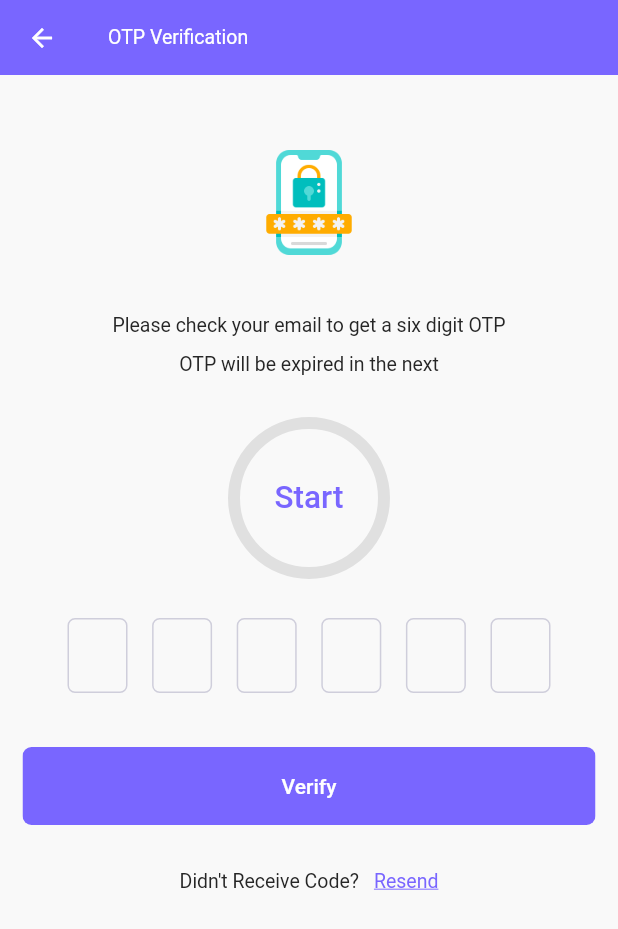
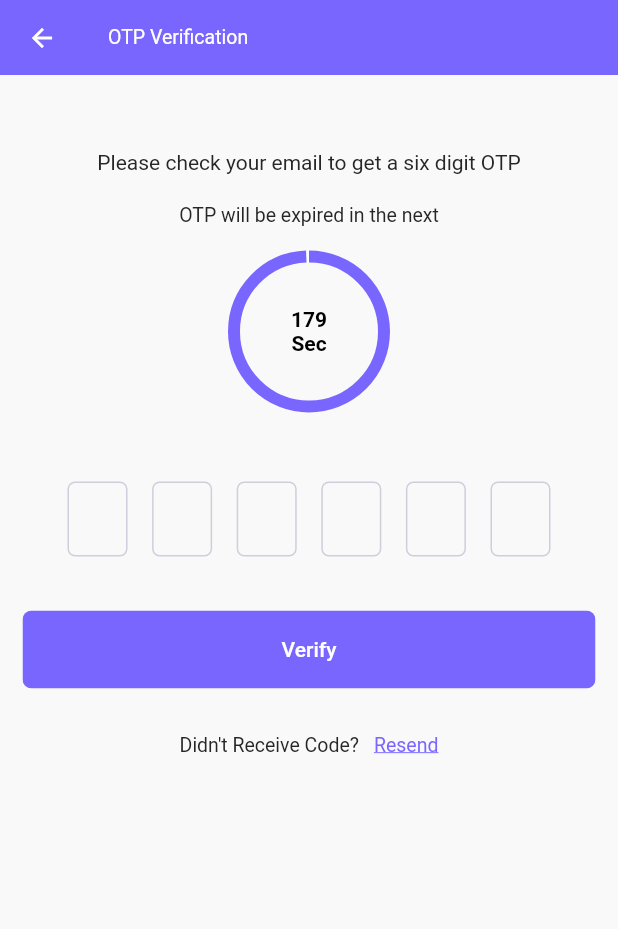
Before and after one commit to Sarthak-source/x-cash, a Flutter app: the OtpScreen screen opened directly with empty values, on a phone screen of 412 x 824 dp. Shown: the top 929 px of the screen. Run offline on Flutter 3.47's test engine with Material 2 defaults, Android fonts, the light colour scheme and no system bars; drawn by our look-alikes of circular_countdown_timer, pin_code_fields; our stand-ins replace awesome_dialog, connectivity_plus, file_picker, firebase_messaging, flutter_spinkit, flutter_svg and 6 more; accounts and stored records are empty; network calls fail; Roboto replaces fonts that are missing (Lora).

Commit message:
feat(otp_screen): add_otp_timer

```diff
--- a/lib/core/utils/my_strings.dart
+++ b/lib/core/utils/my_strings.dart
@@ -8,6 +8,9 @@ class MyStrings{
   static const String yes = "Yes";
   static const String no = "No";
   static const String nid = "NID";
+  static const String sec = 'Sec';
+
+  static const String otpHasBeenExpired = "Your OTP has been expired.";
 
   // onboard-screen
   static const String onboardTitle1 = "Welcome To Xcash\nWallet App";
@@ -513,6 +516,8 @@ class MyStrings{
   static const String invalidAmount           = 'Invalid amount';
   static const String searchResult            = 'Search Result';
   static const String resetPassMsg            = "Enter your email or username below to receive a password reset verification code";
+  static const String sixDigitOtpMsg = "Please check your email to get a six digit OTP";
+  static const String otpExpiredMsg = "OTP will be expired in the next";
   static const String verificationSuccess     = 'Verification Success';
   static const String enterYourUsername       = 'Enter your username';
   static const String enterUsername           = 'Enter username';
--- a/lib/data/controller/otp_controller/otp_controller.dart
+++ b/lib/data/controller/otp_controller/otp_controller.dart
@@ -19,6 +19,18 @@ class OtpController extends GetxController {
   bool resendLoading = false;
   String actionId = '';
   String nextRoute = '';
+
+  bool isOtpExpired = false;
+  int time = 180;
+  void makeOtpExpired(bool status){
+    isOtpExpired = status;
+    if(status==false){
+      time = 300;
+    } else{
+      time = 0;
+    }
+    update();
+  }
 
 
 
@@ -64,6 +76,7 @@ class OtpController extends GetxController {
       AuthorizationResponseModel model = AuthorizationResponseModel.fromJson(jsonDecode(response.responseJson));
       if (model.status?.toLowerCase() == 'success') {
         CustomSnackBar.success(successList: model.message?.success ?? [MyStrings.successfullyCodeResend]);
+        makeOtpExpired(false);
       } else {
         CustomSnackBar.error(errorList: model.message?.error ??[ MyStrings.resendCodeFail]);
       }
--- a/lib/view/screens/otp/otp_screen.dart
+++ b/lib/view/screens/otp/otp_screen.dart
@@ -3,7 +3,6 @@ import 'package:get/get.dart';
 import 'package:pin_code_fields/pin_code_fields.dart';
 import 'package:xcash_app/core/utils/dimensions.dart';
 import 'package:xcash_app/core/utils/my_color.dart';
-import 'package:xcash_app/core/utils/my_images.dart';
 import 'package:xcash_app/core/utils/my_strings.dart';
 import 'package:xcash_app/core/utils/style.dart';
 import 'package:xcash_app/data/repo/opt_repo/opt_repo.dart';
@@ -11,7 +10,7 @@ import 'package:xcash_app/data/services/api_service.dart';
 import 'package:xcash_app/view/components/app-bar/custom_appbar.dart';
 import 'package:xcash_app/view/components/buttons/rounded_button.dart';
 import 'package:xcash_app/view/components/buttons/rounded_loading_button.dart';
-import 'package:xcash_app/view/components/timer/timer.dart';
+import 'package:xcash_app/view/screens/otp/widget/otp_timer.dart';
 
 import '../../../data/controller/otp_controller/otp_controller.dart';
 
@@ -73,17 +72,33 @@ class _OtpScreenState extends State<OtpScreen> {
                   crossAxisAlignment: CrossAxisAlignment.center,
                   children: [
                     const SizedBox(height: Dimensions.space30),
-                    Image.asset(MyImages.otpImage, height: 70, width: 70),
-                    const SizedBox(height: Dimensions.space30),
-                    Text(MyStrings.viaEmailVerify.tr, maxLines: 2, textAlign: TextAlign.center, style: regularDefault.copyWith(color: MyColor.getLabelTextColor(), height: 2)),
-                    const SizedBox(height: Dimensions.space30),
-                    SizedBox(
-                      height: 100,
-                      width: 100,
+                    Visibility(
+                      visible: !controller.isOtpExpired,
                       child: OtpTimer(
-                        onTimeComplete: (){}
-                      )
+                        duration: controller.time,
+                        onTimeComplete: (){
+                          controller.makeOtpExpired(true);
+                        }
+                      ),
                     ),
+                    const SizedBox(height: Dimensions.space20),
+                    Visibility(
+                        visible: controller.isOtpExpired,
+                        child: Row(
+                          mainAxisAlignment: MainAxisAlignment.center,
+                          children: [
+                            Text(MyStrings.otpHasBeenExpired.tr, style: regularDefault.copyWith(color: MyColor.labelTextColor)),
+                            const SizedBox(width: Dimensions.space15),
+                            controller.resendLoading?
+                            Container(margin:const EdgeInsets.only(left: 5,top: 5),height:20,width:20,child: const CircularProgressIndicator(color: MyColor.primaryColor)):
+                            GestureDetector(
+                              onTap: (){
+                                controller.sendCodeAgain();
+                              },
+                              child: Text(MyStrings.resend.tr, style: regularDefault.copyWith(color: MyColor.primaryColor,decoration: TextDecoration.underline)),
+                            )
+                          ],
+                        )),
                     const SizedBox(height: Dimensions.space30),
                     Padding(
                       padding: const EdgeInsets.symmetric(horizontal: Dimensions.space30),
--- /dev/null
+++ b/lib/view/screens/otp/widget/otp_timer.dart
@@ -0,0 +1,85 @@
+import 'dart:async';
+
+import 'package:flutter/material.dart';
+import 'package:get/get.dart';
+import 'package:xcash_app/core/utils/dimensions.dart';
+import 'package:xcash_app/core/utils/my_color.dart';
+import 'package:xcash_app/core/utils/my_strings.dart';
+import 'package:xcash_app/core/utils/style.dart';
+
+class OtpTimer extends StatefulWidget {
+  final VoidCallback onTimeComplete;
+  final int duration;
+  const OtpTimer({Key? key,required this.onTimeComplete,this.duration = 12}) : super(key: key);
+
+  @override
+  State<OtpTimer> createState() => _OtpTimerState();
+}
+
+class _OtpTimerState extends State<OtpTimer> {
+
+  Timer? _timer;
+  int _counter = 0;
+  bool isTimeEnd = false;
+
+  @override
+  void initState() {
+    super.initState();
+    _counter = widget.duration;
+    _startTimer();
+  }
+
+
+
+
+  _startTimer(){
+    _timer?.cancel();
+    _timer = Timer.periodic(const Duration(seconds: 1), (timer) {
+      if (_counter == 0) {
+        widget.onTimeComplete();
+        isTimeEnd = true;
+      } else {
+        setState(() {
+          _counter--;
+        });
+      }
+    });
+  }
+
+  @override
+  void dispose() {
+    _timer?.cancel();
+    super.dispose();
+  }
+
+
+  @override
+  Widget build(BuildContext context) {
+    return Column(
+      children: [
+        Text(MyStrings.sixDigitOtpMsg.tr, maxLines: 2, textAlign: TextAlign.center,style: regularLarge.copyWith(color: MyColor.labelTextColor)),
+        const SizedBox(height: Dimensions.space20),
+        isTimeEnd?const Text(''):Text(MyStrings.otpExpiredMsg.tr, maxLines: 2, textAlign: TextAlign.center,style: regularDefault.copyWith(color: MyColor.labelTextColor)),
+        const SizedBox(height: Dimensions.space20),
+        SizedBox(
+          height: 100,
+          width: 100,
+          child: Stack(
+            fit: StackFit.expand,
+            children: [
+              CircularProgressIndicator(
+                value: _counter/widget.duration,
+                backgroundColor: MyColor.colorWhite,
+                strokeWidth: 8,
+                valueColor: AlwaysStoppedAnimation(_counter == 0 ? MyColor.colorRed : MyColor.primaryColor),
+              ),
+              Center(
+                child: Text('${_counter.toString()}\n${MyStrings.sec}',textAlign:TextAlign.center,style: semiBoldLarge.copyWith(color: Colors.black)),
+              )
+            ],
+          ),
+        ),
+      ],
+    );
+  }
+}
```
